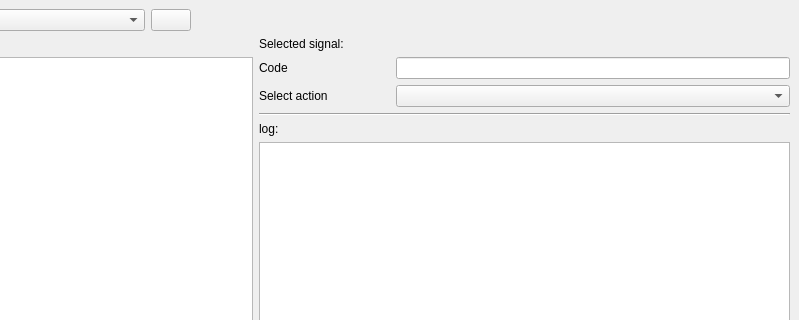
Before: the Qt Designer form ui_design/ui/MainWindow.ui in donexdoc/Remote-IR, drawn with Qt 5; both pictures show x 110 to 909 and y 0 to 320 of the 909 by 505 pixel window.
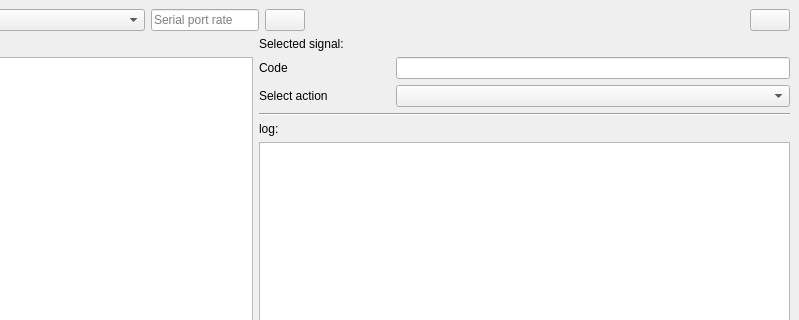
After: the same form once the commit is applied. Icons and pictures are not drawn.

Diff of the .ui file:
```diff
--- a/ui_design/ui/MainWindow.ui
+++ b/ui_design/ui/MainWindow.ui
@@ -60,6 +60,28 @@
         </property>
        </widget>
       </item>
+      <item>
+       <widget class="QLineEdit" name="serialRateLe">
+        <property name="sizePolicy">
+         <sizepolicy hsizetype="Minimum" vsizetype="Fixed">
+          <horstretch>0</horstretch>
+          <verstretch>0</verstretch>
+         </sizepolicy>
+        </property>
+        <property name="minimumSize">
+         <size>
+          <width>100</width>
+          <height>0</height>
+         </size>
+        </property>
+        <property name="toolTip">
+         <string>Serial port speed</string>
+        </property>
+        <property name="placeholderText">
+         <string>Serial port rate</string>
+        </property>
+       </widget>
+      </item>
       <item>
        <widget class="QPushButton" name="receiveChangeBtn">
         <property name="toolTip">
@@ -96,6 +118,20 @@
         </property>
        </spacer>
       </item>
+      <item>
+       <widget class="QPushButton" name="infoBtn">
+        <property name="toolTip">
+         <string>About programm</string>
+        </property>
+        <property name="text">
+         <string/>
+        </property>
+        <property name="icon">
+         <iconset>
+          <normaloff>../../assets/icons/info-solid.svg</normaloff>../../assets/icons/info-solid.svg</iconset>
+        </property>
+       </widget>
+      </item>
      </layout>
     </item>
     <item>
```
Left out of the diff: 32 changed lines with no effect on the pictures.
